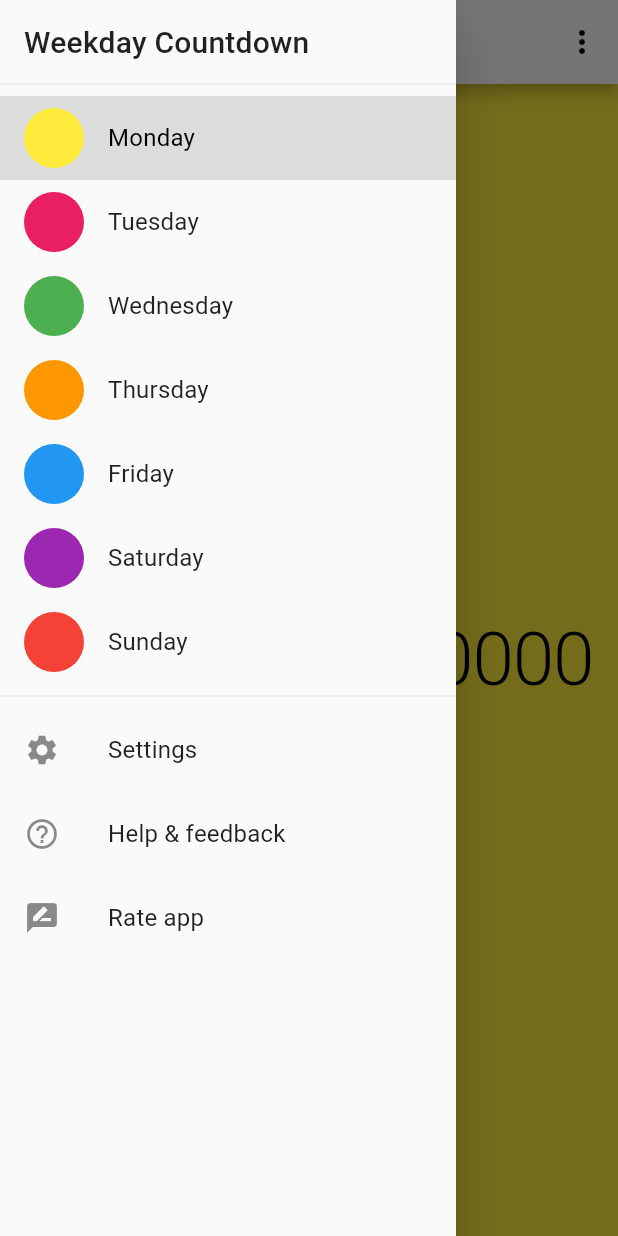
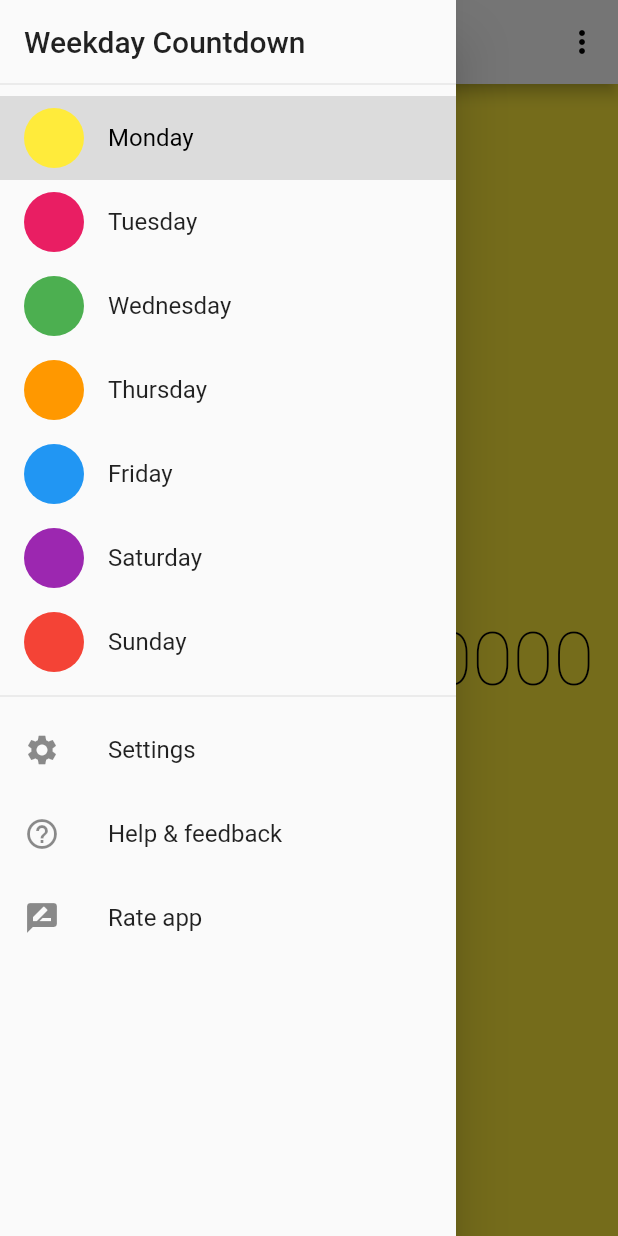
Before and after one commit to TechAurelian/weekday_countdown, a Flutter app: the screen it shows after launch, with the side drawer open, on a phone screen of 412 x 824 dp. Run offline on Flutter 3.47's test engine with Material 2 defaults, Android fonts, the phone set to English and light mode, and no system bars; our stand-ins replace shared_preferences.

Commit message:
Recreate, import and rename * recreate project using flutter create and reimport existing lib files * rename project * convert to null safety * fix errors and warnings

```diff
--- a/lib/common/app_settings.dart
+++ b/lib/common/app_settings.dart
@@ -1,3 +1,7 @@
+// Copyright 2020-2022 TechAurelian. All rights reserved.
+// Use of this source code is governed by an MIT-style license that can be
+// found in the LICENSE file.
+
 import 'package:shared_preferences/shared_preferences.dart';
 
 enum CountdownFormat { duration, days, hours, minutes, seconds }
--- a/lib/main.dart
+++ b/lib/main.dart
@@ -1,33 +1,40 @@
-// Copyright 2020 anaurelian. All rights reserved.
+// Copyright 2020-2022 TechAurelian. All rights reserved.
 // Use of this source code is governed by an MIT-style license that can be
 // found in the LICENSE file.
 
 import 'package:flutter/material.dart';
-import 'package:weekday_countdown/screens/home.dart';
-import 'package:weekday_countdown/utils/utils.dart';
 
 import 'common/app_strings.dart';
+import 'screens/home.dart';
 
-void main() => runApp(WeekdayCountdownApp());
+void main() => runApp(const WeekdayCountdownApp());
 
 /// The app widget.
 class WeekdayCountdownApp extends StatelessWidget {
+  const WeekdayCountdownApp({super.key});
+
   @override
   Widget build(BuildContext context) {
     return MaterialApp(
       debugShowCheckedModeBanner: false,
       title: AppStrings.appName,
       theme: ThemeData(
-        primarySwatch: Colors.white.createMaterialColor(),
-        buttonTheme: ButtonThemeData(
-          colorScheme: ColorScheme.fromSwatch(
-            primarySwatch: Colors.black.createMaterialColor(),
-          ),
+        colorScheme: const ColorScheme.light(
+          primary: Colors.white,
+          onPrimary: Colors.black,
         ),
-        visualDensity: VisualDensity.adaptivePlatformDensity,
-        typography: Typography.material2018(),
       ),
-      home: HomeScreen(),
+      // theme: ThemeData(
+      //   primarySwatch: Colors.white.createMaterialColor(),
+      //   buttonTheme: ButtonThemeData(
+      //     colorScheme: ColorScheme.fromSwatch(
+      //       primarySwatch: Colors.black.createMaterialColor(),
+      //     ),
+      //   ),
+      //   visualDensity: VisualDensity.adaptivePlatformDensity,
+      //   typography: Typography.material2018(),
+      // ),
+      home: const HomeScreen(),
     );
   }
 }
--- a/lib/models/weekday.dart
+++ b/lib/models/weekday.dart
@@ -1,3 +1,7 @@
+// Copyright 2020-2022 TechAurelian. All rights reserved.
+// Use of this source code is governed by an MIT-style license that can be
+// found in the LICENSE file.
+
 import 'package:flutter/foundation.dart';
 import 'package:flutter/material.dart';
 
@@ -5,7 +9,7 @@
 
 class Weekdays {
   /// Returns the ARGB color value for the specified day.
-  static Color colorOf(Weekday day) => _weekdayColors[day];
+  static Color colorOf(Weekday day) => _weekdayColors[day]!;
 
   /// Returns the name of the specified day (e.g. "Monday").
   static String nameOf(Weekday day) {
@@ -24,7 +28,7 @@
     Weekday.sunday: Colors.red,
   };
 
-  static Duration countdownTo(int selectedWeekday) {
+  static Duration? countdownTo(int selectedWeekday) {
     DateTime now = DateTime.now();
     int currentWeekday = now.weekday;
 
--- a/lib/screens/home.dart
+++ b/lib/screens/home.dart
@@ -1,22 +1,25 @@
-// Copyright 2020 Appliberated. All rights reserved.
+// Copyright 2020-2022 TechAurelian. All rights reserved.
 // Use of this source code is governed by an MIT-style license that can be
 // found in the LICENSE file.
 
 import 'package:flutter/material.dart';
-import 'package:weekday_countdown/common/app_settings.dart';
-import 'package:weekday_countdown/utils/utils.dart';
-import 'package:weekday_countdown/widgets/app_drawer.dart';
-import 'package:weekday_countdown/common/app_strings.dart';
-import 'package:weekday_countdown/models/weekday.dart';
-import 'package:weekday_countdown/widgets/countdown_display.dart';
-import 'package:weekday_countdown/screens/settings_screen.dart';
+
+import '../common/app_settings.dart';
+import '../common/app_strings.dart';
+import '../models/weekday.dart';
+import '../utils/utils.dart';
+import '../widgets/app_drawer.dart';
+import '../widgets/countdown_display.dart';
+import 'settings_screen.dart';
 
 /// Overflow menu items enumeration.
 enum MenuAction { share }
 
 class HomeScreen extends StatefulWidget {
+  const HomeScreen({super.key});
+
   @override
-  _HomeScreenState createState() => _HomeScreenState();
+  State<HomeScreen> createState() => _HomeScreenState();
 }
 
 class _HomeScreenState extends State<HomeScreen> {
@@ -73,11 +76,11 @@
         break;
       case DrawerExtraActions.help:
         // Launch the app online help url
-        launchUrl(_scaffoldKey.currentState, AppStrings.helpURL);
+        launchUrlExternal(AppStrings.helpURL);
         break;
       case DrawerExtraActions.rate:
         // Launch the Google Play Store page to allow the user to rate the app
-        launchUrl(_scaffoldKey.currentState, AppStrings.rateAppURL);
+        launchUrlExternal(AppStrings.rateAppURL);
         break;
     }
   }
@@ -130,7 +133,7 @@
         .map(
           (item) => PopupMenuItem<MenuAction>(
             value: item,
-            child: Text(AppStrings.menuActions[item]),
+            child: Text(AppStrings.menuActions[item]!),
           ),
         )
         .toList();
--- a/lib/widgets/app_drawer.dart
+++ b/lib/widgets/app_drawer.dart
@@ -1,7 +1,11 @@
+// Copyright 2020-2022 TechAurelian. All rights reserved.
+// Use of this source code is governed by an MIT-style license that can be
+// found in the LICENSE file.
+
 import 'package:flutter/material.dart';
-import 'package:weekday_countdown/common/app_strings.dart';
-import 'package:weekday_countdown/models/weekday.dart';
 
+import '../common/app_strings.dart';
+import '../models/weekday.dart';
 import 'color_list_tile.dart';
 
 /// Drawer extra actions enumeration.
@@ -10,13 +14,12 @@
 class AppDrawer extends StatelessWidget {
   /// Creates an app drawer widget.
   const AppDrawer({
-    Key key,
-    @required this.title,
-    @required this.selectedDay,
+    super.key,
+    required this.title,
+    required this.selectedDay,
     this.onSelected,
     this.onExtraSelected,
-  })  : assert(title != null),
-        super(key: key);
+  });
 
   /// The title of the drawer displayed in the drawer header.
   final String title;
@@ -25,14 +28,14 @@
   final Weekday selectedDay;
 
   /// Called when the user taps a drawer list tile.
-  final void Function(Weekday day) onSelected;
+  final void Function(Weekday day)? onSelected;
 
   /// Called when the user taps a drawer list tile.
-  final void Function(DrawerExtraActions value) onExtraSelected;
+  final void Function(DrawerExtraActions value)? onExtraSelected;
 
   void _onExtraActionTap(BuildContext context, DrawerExtraActions action) {
     Navigator.pop(context);
-    if (onExtraSelected != null) onExtraSelected(action);
+    onExtraSelected?.call(action);
   }
 
   @override
@@ -44,7 +47,7 @@
           children: <Widget>[
             _buildDrawerHeader(context),
             ...Weekday.values.map((day) => _buildWeekdayTile(day)),
-            Divider(),
+            const Divider(),
             _buildExtraTile(context, DrawerExtraActions.settings),
             _buildExtraTile(context, DrawerExtraActions.help),
             _buildExtraTile(context, DrawerExtraActions.rate),
@@ -84,7 +87,7 @@
 
     return ListTile(
       leading: Icon(drawerExtraIcons[action]),
-      title: Text(AppStrings.drawerExtraTitles[action]),
+      title: Text(AppStrings.drawerExtraTitles[action]!),
       onTap: () => _onExtraActionTap(context, action),
     );
   }
--- a/lib/widgets/color_list_tile.dart
+++ b/lib/widgets/color_list_tile.dart
@@ -1,4 +1,4 @@
-// Copyright 2020 Appliberated. All rights reserved.
+// Copyright 2020-2022 TechAurelian. All rights reserved.
 // Use of this source code is governed by an MIT-style license that can be
 // found in the LICENSE file.
 
@@ -10,15 +10,13 @@
   ///
   /// The [color] and [title] parameters must not be null.
   const ColorListTile({
-    Key key,
-    @required this.color,
-    @required this.title,
+    super.key,
+    required this.color,
+    required this.title,
     this.enabled = true,
     this.selected = false,
     this.onTap,
-  })  : assert(color != null),
-        assert(title != null),
-        super(key: key);
+  });
 
   /// The ARGB color value to fill the circular color swatch.
   final Color color;
@@ -33,7 +31,7 @@
   final bool selected;
 
   /// Called when the user taps this list tile.
-  final GestureTapCallback onTap;
+  final GestureTapCallback? onTap;
 
   @override
   Widget build(BuildContext context) {
@@ -58,13 +56,8 @@
   /// Creates a circular widget filled with the specified [Color].
   ///
   /// The [color] parameter must not be null.
-  const _ColorFilledCircle({
-    Key key,
-    @required this.color,
-    this.diameter = 40.0,
-    this.border,
-  })  : assert(color != null),
-        super(key: key);
+  // ignore: unused_element
+  const _ColorFilledCircle({super.key, required this.color, this.diameter = 40.0, this.border});
 
   /// The color with which to fill the circle.
   final Color color;
@@ -73,7 +66,7 @@
   final double diameter;
 
   /// A border to draw above the background [color].
-  final BoxBorder border;
+  final BoxBorder? border;
 
   @override
   Widget build(BuildContext context) {
--- a/lib/widgets/countdown_display.dart
+++ b/lib/widgets/countdown_display.dart
@@ -1,24 +1,23 @@
-// Copyright 2020 anaurelian. All rights reserved.
+// Copyright 2020-2022 TechAurelian. All rights reserved.
 // Use of this source code is governed by an MIT-style license that can be
 // found in the LICENSE file.
 
 import 'package:flutter/foundation.dart';
 import 'package:flutter/material.dart';
-import 'package:weekday_countdown/common/app_settings.dart';
-import 'package:weekday_countdown/utils/utils.dart';
+
+import '../common/app_settings.dart';
+import '../utils/utils.dart';
 
 /// A widget that displays a centered integer counter value, filled with a specified color.
 class CountdownDisplay extends StatelessWidget {
   /// Creates a counter display widget.
   const CountdownDisplay({
-    Key key,
-    @required this.countdown,
-    @required this.countdownFormat,
-    @required this.color,
+    super.key,
+    required this.countdown,
+    required this.countdownFormat,
+    required this.color,
     this.isPortrait = true,
-  })  : assert(color != null),
-        assert(isPortrait != null),
-        super(key: key);
+  });
 
   /// The color with which to fill the counter container.
   final Color color;
@@ -26,13 +25,13 @@
   /// Are we in portrait "mode"?
   final bool isPortrait;
 
-  final Duration countdown;
+  final Duration? countdown;
 
   final CountdownFormat countdownFormat;
 
   @override
   Widget build(BuildContext context) {
-    final TextStyle counterStyle =
+    final TextStyle? counterStyle =
         isPortrait ? Theme.of(context).textTheme.headline1 : Theme.of(context).textTheme.headline2;
 
     final bool hasUnits = (countdown != null && countdownFormat != CountdownFormat.duration);
@@ -47,17 +46,15 @@
           FittedBox(
             fit: BoxFit.fitWidth,
             child: Text(
-              countdown == null ? 'Today' : formatCountdown(context, countdown, countdownFormat),
+              countdown == null ? 'Today' : formatCountdown(context, countdown!, countdownFormat),
               overflow: TextOverflow.ellipsis,
-              style: counterStyle.copyWith(
-                color: color.contrastOf(),
-              ),
+              style: counterStyle?.copyWith(color: color.contrastOf()),
             ),
           ),
           if (hasUnits)
             Text(
               describeEnum(countdownFormat),
-              style: Theme.of(context).textTheme.bodyText1.copyWith(
+              style: Theme.of(context).textTheme.bodyText1!.copyWith(
                     color: color.contrastOf(),
                   ),
             ),
```
Also changed, not shown: analysis_options.yaml (added, +29 -0 lines), lib/common/app_strings.dart (+6 -2 lines), lib/screens/settings_screen.dart (+17 -15 lines), lib/utils/utils.dart (+7 -37 lines), pubspec.yaml (+23 -13 lines), pubspec.lock, 63 other files.
